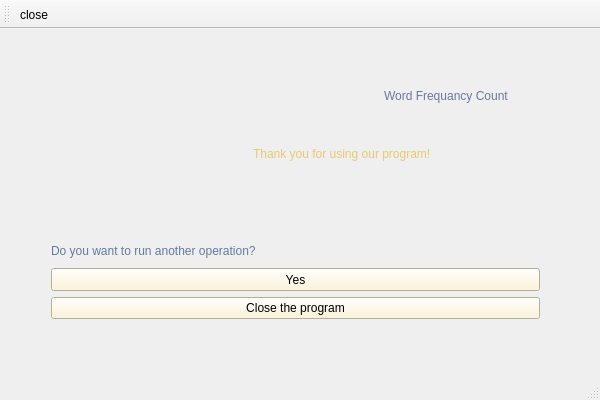
Qt form FinalPage.ui (Rrr3rrr2004/Word-Frequency-Count) before a commit.
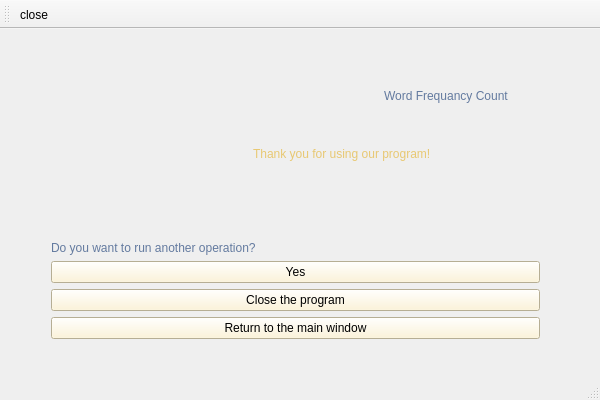
The same form after that commit. Icons and pictures are not drawn.

```diff
--- a/FinalPage.ui
+++ b/FinalPage.ui
@@ -63,7 +63,7 @@
       <x>40</x>
       <y>200</y>
       <width>511</width>
-      <height>101</height>
+      <height>121</height>
      </rect>
     </property>
     <layout class="QVBoxLayout" name="verticalLayout">
@@ -112,6 +112,17 @@
        </property>
       </widget>
      </item>
+     <item>
+      <widget class="QPushButton" name="main">
+       <property name="styleSheet">
+        <string notr="true">background-color: rgb(255, 243, 207);
+font: 700 10pt &quot;Times New Roman&quot;;</string>
+       </property>
+       <property name="text">
+        <string>Return to the main window</string>
+       </property>
+      </widget>
+     </item>
     </layout>
    </widget>
   </widget>
```
